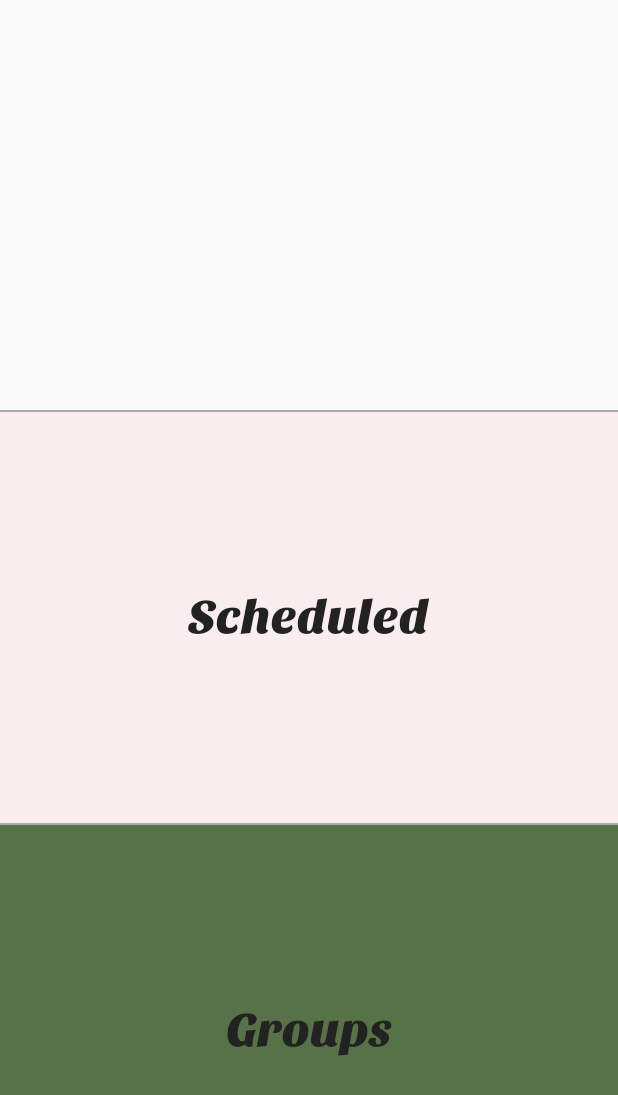
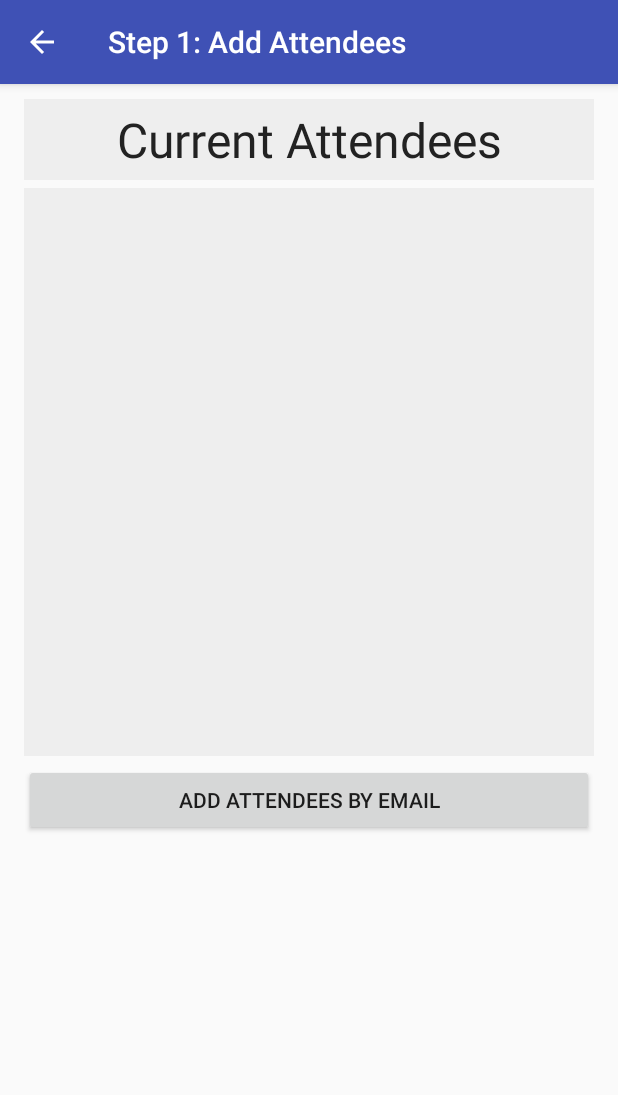
Before and after one commit to LittleBoxOfSunshine/easync, an Android app: the DashboardActivity screen opened directly, with no data from a screen before it, after a tap on "New Meeting", on a phone screen of 412 x 824 dp. Shown: the top 1095 px of the screen. Run offline under Robolectric (Android 15) with nearby library versions, the phone set to English and light mode, and no system bars.

Commit message:
Added New Meeting GUI and fixed updating new attendees

```diff
--- a/android/app/src/main/AndroidManifest.xml
+++ b/android/app/src/main/AndroidManifest.xml
@@ -29,5 +29,10 @@
             android:theme="@style/AppTheme.noTitle"
             android:parentActivityName=".DashboardActivity" >
         </activity>
+        <activity
+            android:name=".NewMeetingActivity"
+            android:label="@string/title_activity_new_meeting"
+            android:parentActivityName=".DashboardActivity" >
+        </activity>
     </application>
 </manifest>
--- a/android/app/src/main/java/com/easync/easync/DashboardActivity.java
+++ b/android/app/src/main/java/com/easync/easync/DashboardActivity.java
@@ -1,5 +1,6 @@
 package com.easync.easync;
 
+import android.content.Intent;
 import android.graphics.Color;
 import android.graphics.Typeface;
 import android.support.v7.app.AppCompatActivity;
@@ -35,6 +36,13 @@ public class DashboardActivity extends AppCompatActivity {
 
     public void handleNewMeetingClick(View target){
         animateClick(target);
+
+        //Start a new intent
+        Intent newMeetingIntent = new Intent(getApplicationContext(), NewMeetingActivity.class);
+
+        Log.e("Login Attempt", "Dashboard --> New Meeting");
+
+        startActivity(newMeetingIntent);
         //Do Things
     }
 
--- /dev/null
+++ b/android/app/src/main/res/drawable/rectangle.xml
@@ -0,0 +1,9 @@
+<?xml version="1.0" encoding="utf-8"?>
+<shape xmlns:android="http://schemas.android.com/apk/res/android"
+    android:shape="rectangle">
+    <solid
+        android:color="@color/EEE"/>
+    <stroke
+        android:width="2dp"
+        android:color="@color/EEE"/>
+</shape>
--- /dev/null
+++ b/android/app/src/main/res/layout/activity_new_meeting.xml
@@ -0,0 +1,61 @@
+<?xml version="1.0" encoding="utf-8"?>
+<LinearLayout xmlns:android="http://schemas.android.com/apk/res/android"
+    android:orientation="vertical"
+    android:layout_width="fill_parent"
+    android:layout_height="fill_parent"
+    android:paddingLeft="@dimen/activity_horizontal_margin"
+    android:paddingRight="@dimen/activity_horizontal_margin"
+    android:weightSum="3">
+
+    <RelativeLayout
+        android:id="@+id/attendees_list_rv"
+        android:layout_width="match_parent"
+        android:layout_height="0dp"
+        android:layout_weight="1.75"
+        android:layout_gravity="left"
+        android:paddingTop="10dp"
+        android:gravity="center_horizontal">
+        <TextView
+            android:id="@+id/attendees_list_label"
+            android:layout_width="match_parent"
+            android:layout_height="wrap_content"
+            android:padding="5dp"
+            android:background="@drawable/rectangle"
+            android:gravity="center_horizontal"
+            android:textSize="32sp"
+            android:textColor="@color/darkCharcoal"
+            android:text="Current Attendees" />
+        <ScrollView
+            android:id="@+id/attendees_list_sv"
+            android:layout_below="@id/attendees_list_label"
+            android:layout_marginTop="5dp"
+            android:background="@drawable/rectangle"
+            android:layout_width="match_parent"
+            android:layout_height="match_parent">
+            <LinearLayout
+                android:id="@+id/attendees_list"
+                android:layout_width="match_parent"
+                android:layout_height="wrap_content"
+                android:orientation="vertical">
+
+            </LinearLayout>
+        </ScrollView>
+    </RelativeLayout>
+
+    <RelativeLayout
+        android:id="@+id/buttons_rv"
+        android:layout_width="match_parent"
+        android:layout_height="0dp"
+        android:layout_weight="1.25"
+        android:layout_gravity="left"
+        android:paddingTop="5dp"
+        android:gravity="center_horizontal">
+        <Button
+            android:id="@+id/add_attendee_email_button"
+            android:layout_width="fill_parent"
+            android:layout_height="wrap_content"
+            android:layout_below="@id/password_field"
+            android:onClick="addEmailClick"
+            android:text="Add Attendees by Email"/>
+    </RelativeLayout>
+</LinearLayout>
--- a/android/app/src/main/res/values/strings.xml
+++ b/android/app/src/main/res/values/strings.xml
@@ -3,4 +3,5 @@
     <string name="action_settings">Settings</string>
     <string name="title_activity_main">Easync</string>
     <string name="title_activity_register">Sign Up</string>
+    <string name="title_activity_new_meeting">Step 1: Add Attendees</string>
 </resources>
```
Also changed, not shown: android/app/src/main/java/com/easync/easync/NewMeetingActivity.java (added, +87 -0 lines).
